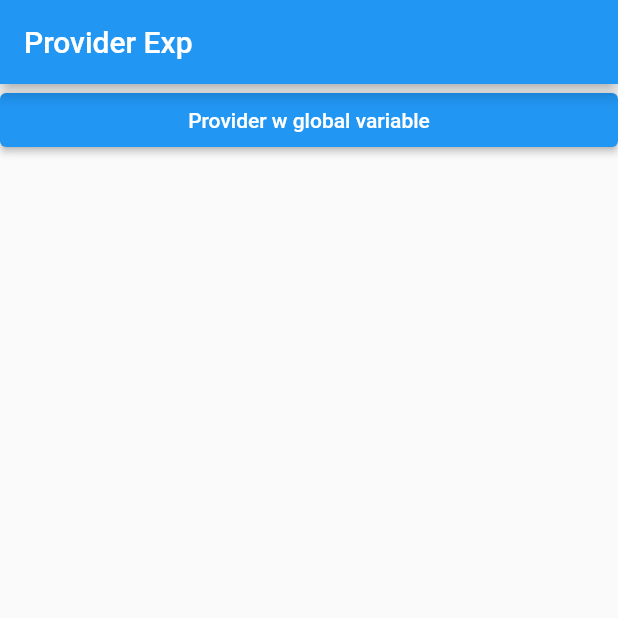
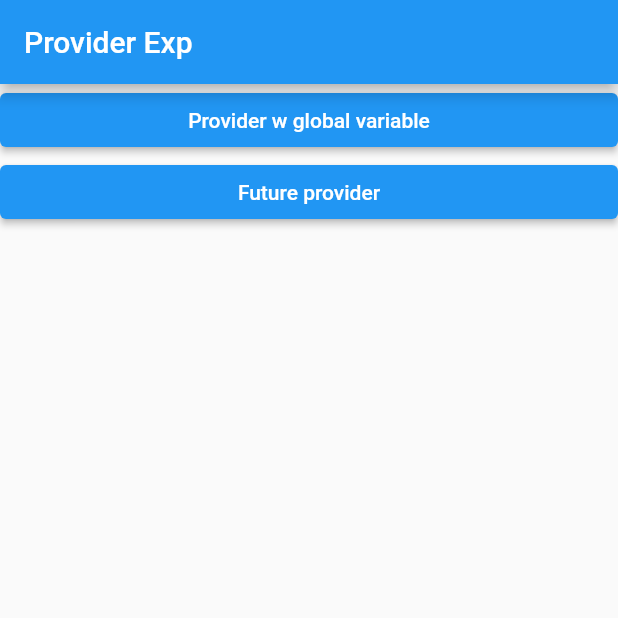
Before and after one commit to faithomotoso/provider_thingies, a Flutter app: the screen it shows after launch, on a phone screen of 412 x 824 dp, the top half of it. Run offline on Flutter 3.47's test engine with Material 2 defaults, Android fonts, the phone set to English and light mode, and no system bars.

Commit message:
Exp with future provider. Has very little use cases imo.

```diff
--- /dev/null
+++ b/lib/domain/user.dart
@@ -0,0 +1,6 @@
+class User {
+  late final String name;
+  late final int age;
+
+  User({required this.name, required this.age});
+}
--- /dev/null
+++ b/lib/domain/view_models/user_view_model.dart
@@ -0,0 +1,18 @@
+import 'package:flutter/material.dart';
+import 'package:provider_thingies/domain/user.dart';
+
+class UserViewModel extends ChangeNotifier {
+  int r = 9909;
+
+  Future<User> getUser() async {
+    await Future.delayed(Duration(seconds: 3));
+
+    return User(name: "Frank Donga", age: 99);
+  }
+
+  Future<int> getInt() async {
+    await Future.delayed(Duration(seconds: 3));
+
+    return 11;
+  }
+}
--- a/lib/main.dart
+++ b/lib/main.dart
@@ -1,6 +1,8 @@
 import 'package:flutter/material.dart';
 import 'package:provider/provider.dart';
 import 'package:provider_thingies/domain/view_models/random_view_model.dart';
+import 'package:provider_thingies/domain/view_models/user_view_model.dart';
+import 'package:provider_thingies/ui/future_provider/future_provider_exp.dart';
 import 'package:provider_thingies/ui/provider_w_global_variable/page1.dart';
 
 void main() {
@@ -15,8 +17,11 @@
   // This widget is the root of your application.
   @override
   Widget build(BuildContext context) {
-    return ChangeNotifierProvider.value(
-      value: randomViewModel,
+    return MultiProvider(
+      providers: [
+        ChangeNotifierProvider.value(value: randomViewModel),
+        ChangeNotifierProvider(create: (_) => UserViewModel())
+      ],
       child: MaterialApp(
         title: 'Flutter Demo',
         theme: ThemeData(
@@ -46,6 +51,12 @@
                   Navigator.push(
                       context, MaterialPageRoute(builder: (ctx) => Intermid()));
                 }),
+            _button(
+                text: "Future provider",
+                onTap: () {
+                  Navigator.push(context,
+                      MaterialPageRoute(builder: (ctx) => FutureProviderExp()));
+                }),
           ],
         ),
       ),
```
Also changed, not shown: lib/domain/view_models/streams_view_model.dart (added, +13 -0 lines), lib/ui/future_provider/future_provider_exp.dart (added, +42 -0 lines).
